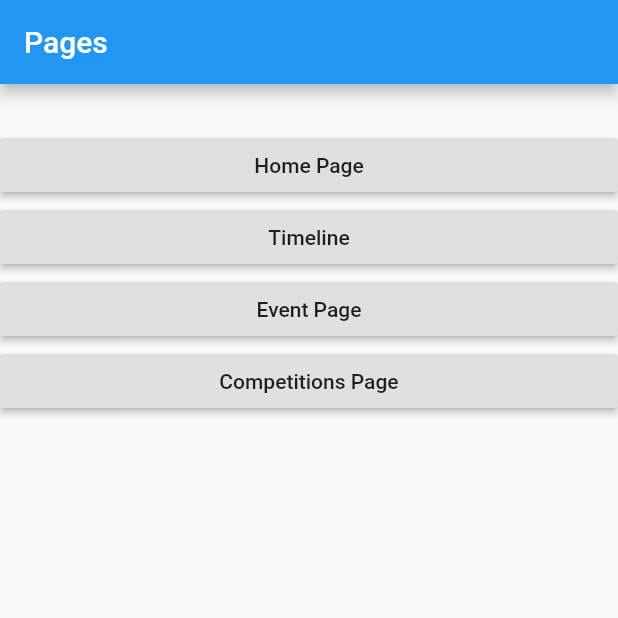
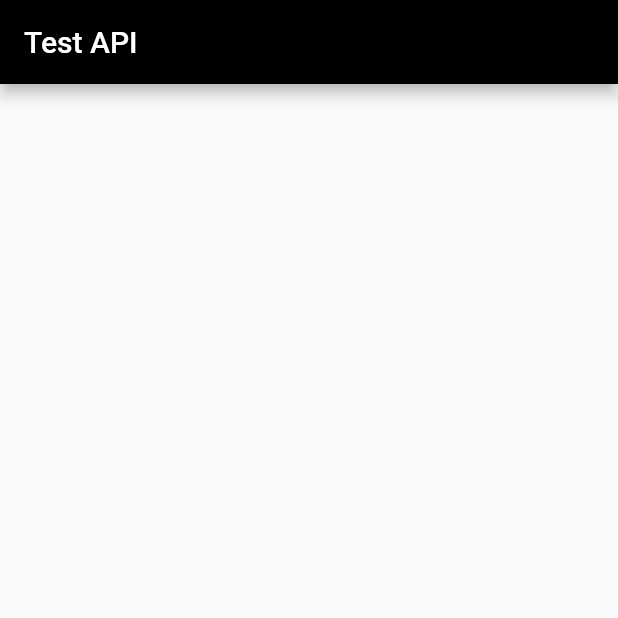
Before and after one commit to steevjames/ExcelApp-Prototype, a Flutter app: the screen it shows after launch, on a phone screen of 412 x 824 dp, the top half of it. Run offline on Flutter 3.47's test engine with Material 2 defaults, Android fonts, the phone set to English and light mode, and no system bars; our stand-ins replace cached_network_image, carousel_slider.

```diff
--- /dev/null
+++ b/lib/API/testUI.dart
@@ -0,0 +1,18 @@
+import 'package:flutter/material.dart';
+
+class TestAPI extends StatefulWidget {
+  @override
+  _TestAPIState createState() => _TestAPIState();
+}
+
+class _TestAPIState extends State<TestAPI> {
+  @override
+  Widget build(BuildContext context) {
+    return Scaffold(
+      appBar: AppBar(
+        title: Text("Test API"),
+        backgroundColor: Colors.black,
+      ),
+    );
+  }
+}
--- a/lib/UI/sampleUI.dart
+++ /dev/null
@@ -1 +0,0 @@
-//nothing here to see
--- a/lib/main.dart
+++ b/lib/main.dart
@@ -1,3 +1,4 @@
+import 'package:excelapp_prototype/API/testUI.dart';
 import 'package:flutter/material.dart';
 import './UI/Home/home.dart';
 import './UI/Timeline/timeline.dart';
@@ -14,7 +15,7 @@ class MyApp extends StatelessWidget {
       theme: ThemeData(
         primarySwatch: Colors.blue,
       ),
-      home: DemoPage(),
+      home: TestAPI(),
     );
   }
 }
```
Also changed, not shown: lib/API/Events/eventsList_Class.dart (added).
